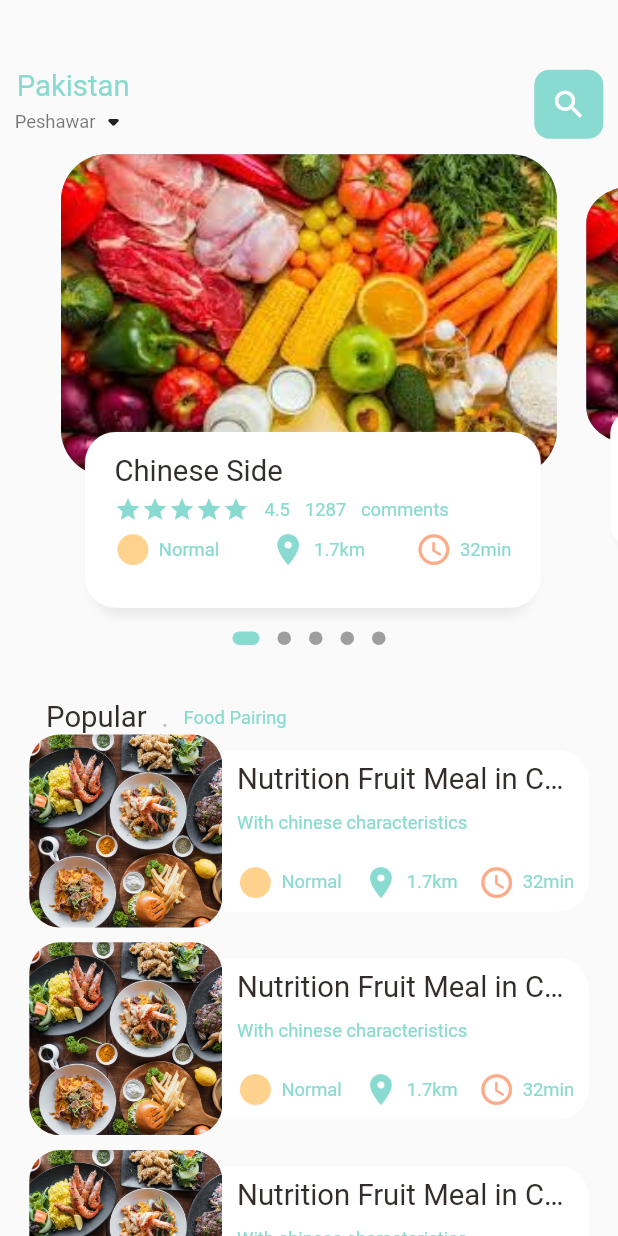
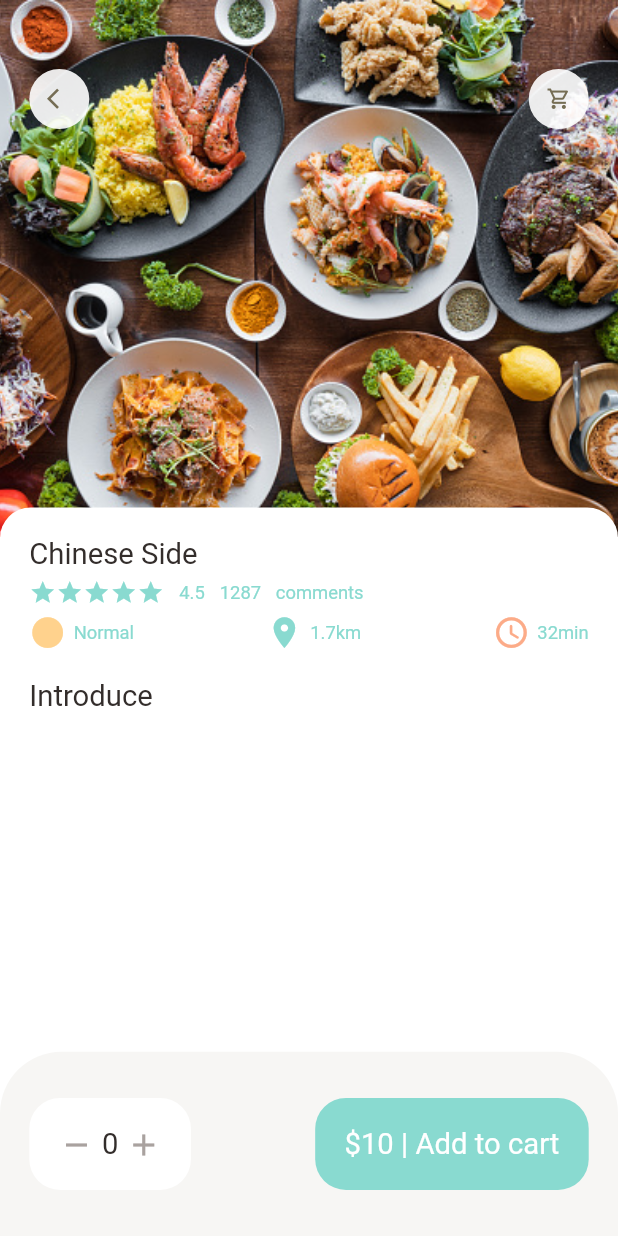
Before and after one commit to hariskhan235/food_deliver_app_flutter, a Flutter app: the screen it shows after launch, on a phone screen of 412 x 824 dp. Run offline on Flutter 3.47's test engine with Material 2 defaults, Android fonts, the phone set to English and light mode, and no system bars; drawn by our look-alikes of dots_indicator; our stand-ins replace get.

Commit message:
food details page added

```diff
--- a/lib/main.dart
+++ b/lib/main.dart
@@ -1,4 +1,5 @@
 
+import 'package:ecommerce_flutter/screens/home/food_details_page.dart';
 import 'package:ecommerce_flutter/screens/home/main_food_page.dart';
 import 'package:flutter/material.dart';
 import 'package:get/get.dart';
@@ -21,7 +22,7 @@ class MyApp extends StatelessWidget {
       theme: ThemeData(
         primarySwatch: Colors.blue,
       ),
-      home: const MainFoodPage(),
+      home: const FoodDetailsPage(),
     );
   }
 }
--- /dev/null
+++ b/lib/screens/home/food_details_page.dart
@@ -0,0 +1,143 @@
+import 'package:ecommerce_flutter/utils/colors.dart';
+import 'package:ecommerce_flutter/utils/dimenstion.dart';
+import 'package:ecommerce_flutter/widgets/app_column.dart';
+import 'package:ecommerce_flutter/widgets/big_text.dart';
+import 'package:ecommerce_flutter/widgets/icon.dart';
+import 'package:flutter/material.dart';
+
+class FoodDetailsPage extends StatelessWidget {
+  const FoodDetailsPage({Key? key}) : super(key: key);
+
+  @override
+  Widget build(BuildContext context) {
+    return Scaffold(
+      backgroundColor: Colors.white,
+      body: Stack(
+        children: [
+          Positioned(
+            left: 0,
+            right: 0,
+            child: Container(
+              width: double.maxFinite,
+              height: Dimensions.popularFoodImgSize,
+              decoration: const BoxDecoration(
+                image: DecorationImage(
+                  fit: BoxFit.cover,
+                  image: AssetImage(
+                    'assets/images/food_1.jpg',
+                  ),
+                ),
+              ),
+            ),
+          ),
+          Positioned(
+            top: Dimensions.height45,
+            left: Dimensions.width20,
+            right: Dimensions.width20,
+            child: Row(
+              mainAxisAlignment: MainAxisAlignment.spaceBetween,
+              children: const [
+                AppIcon(iconData: Icons.arrow_back_ios),
+                AppIcon(iconData: Icons.shopping_cart_outlined)
+              ],
+            ),
+          ),
+          Positioned(
+            left: 0,
+            right: 0,
+            bottom: 0,
+            top: Dimensions.popularFoodImgSize - 20,
+            child: Container(
+              padding: EdgeInsets.only(
+                  left: Dimensions.width20,
+                  right: Dimensions.width20,
+                  top: Dimensions.height20),
+              decoration: BoxDecoration(
+                  borderRadius: BorderRadius.only(
+                    topLeft: Radius.circular(Dimensions.radius20),
+                    topRight: Radius.circular(Dimensions.radius20),
+                  ),
+                  color: Colors.white),
+              child: Column(
+                crossAxisAlignment: CrossAxisAlignment.start,
+                children: [
+                  const AppColumn(
+                    text: "Chinese Side",
+                  ),
+                  SizedBox(
+                    height: Dimensions.height20,
+                  ),
+                  BigText(text: 'Introduce')
+                ],
+              ),
+            ),
+          ),
+        ],
+      ),
+      bottomNavigationBar: Container(
+        height: Dimensions.bottomNavHeight,
+        padding: EdgeInsets.only(
+            top: Dimensions.height30,
+            bottom: Dimensions.height30,
+            left: Dimensions.width20,
+            right: Dimensions.width20),
+        decoration: BoxDecoration(
+          color: AppColors.buttonBackgroundColor,
+          borderRadius: BorderRadius.only(
+            topLeft: Radius.circular(Dimensions.radius20 * 2),
+            topRight: Radius.circular(Dimensions.radius20 * 2),
+          ),
+        ),
+        child: Row(
+          mainAxisAlignment: MainAxisAlignment.spaceBetween,
+          children: [
+            Container(
+              padding: EdgeInsets.only(
+                  top: Dimensions.height20,
+                  bottom: Dimensions.height20,
+                  left: Dimensions.width20,
+                  right: Dimensions.width20),
+              decoration: BoxDecoration(
+                color: Colors.white,
+                borderRadius: BorderRadius.circular(Dimensions.radius20),
+              ),
+              child: Row(
+                children: [
+                  Icon(
+                    Icons.remove,
+                    color: AppColors.signColor,
+                  ),
+                  SizedBox(
+                    width: Dimensions.width10 / 2,
+                  ),
+                  BigText(text: '0'),
+                  SizedBox(
+                    width: Dimensions.width10 / 2,
+                  ),
+                  Icon(
+                    Icons.add,
+                    color: AppColors.signColor,
+                  ),
+                ],
+              ),
+            ),
+            Container(
+              padding: EdgeInsets.only(
+                  top: Dimensions.height20,
+                  bottom: Dimensions.height20,
+                  left: Dimensions.width20,
+                  right: Dimensions.width20),
+              decoration: BoxDecoration(
+                  borderRadius: BorderRadius.circular(Dimensions.radius20),
+                  color: AppColors.mainColor),
+              child: BigText(
+                text: '\$10 | Add to cart',
+                color: Colors.white,
+              ),
+            )
+          ],
+        ),
+      ),
+    );
+  }
+}
--- a/lib/screens/home/food_page_body.dart
+++ b/lib/screens/home/food_page_body.dart
@@ -1,11 +1,11 @@
 import 'package:dots_indicator/dots_indicator.dart';
 import 'package:ecommerce_flutter/utils/colors.dart';
 import 'package:ecommerce_flutter/utils/dimenstion.dart';
+import 'package:ecommerce_flutter/widgets/app_column.dart';
 import 'package:ecommerce_flutter/widgets/big_text.dart';
 import 'package:ecommerce_flutter/widgets/icon_and_text_widget.dart';
 import 'package:ecommerce_flutter/widgets/small_text.dart';
 import 'package:flutter/material.dart';
-
 
 class PageFoodBody extends StatefulWidget {
   const PageFoodBody({Key? key}) : super(key: key);
@@ -93,10 +93,9 @@ class _PageFoodBodyState extends State<PageFoodBody> {
             itemBuilder: (context, index) {
               return Container(
                 margin: EdgeInsets.only(
-                  left: Dimensions.width20,
-                  right: Dimensions.width20,
-                  bottom: Dimensions.height10
-                ),
+                    left: Dimensions.width20,
+                    right: Dimensions.width20,
+                    bottom: Dimensions.height10),
                 child: Row(
                   children: [
                     Container(
@@ -122,7 +121,9 @@ class _PageFoodBodyState extends State<PageFoodBody> {
                             bottomRight: Radius.circular(Dimensions.radius20),
                           ),
                         ),
-                        padding: EdgeInsets.only(left: Dimensions.width10,right: Dimensions.width10),
+                        padding: EdgeInsets.only(
+                            left: Dimensions.width10,
+                            right: Dimensions.width10),
                         child: Column(
                           crossAxisAlignment: CrossAxisAlignment.start,
                           mainAxisAlignment: MainAxisAlignment.center,
@@ -239,62 +240,8 @@ class _PageFoodBodyState extends State<PageFoodBody> {
                     top: Dimensions.height15,
                     left: Dimensions.width15,
                     right: Dimensions.width15),
-                child: Column(
-                  crossAxisAlignment: CrossAxisAlignment.start,
-                  children: [
-                    BigText(text: 'Chinese Side'),
-                    const SizedBox(
-                      height: 5,
-                    ),
-                    Row(
-                      children: [
-                        Wrap(
-                          children: List.generate(
-                            5,
-                            (index) {
-                              return Icon(
-                                Icons.star,
-                                color: AppColors.mainColor,
-                                size: 18,
-                              );
-                            },
-                          ),
-                        ),
-                        const SizedBox(
-                          width: 10,
-                        ),
-                        SmallText(text: '4.5'),
-                        const SizedBox(
-                          width: 10,
-                        ),
-                        SmallText(text: '1287'),
-                        SizedBox(
-                          width: Dimensions.height10,
-                        ),
-                        SmallText(text: 'comments')
-                      ],
-                    ),
-                    SizedBox(
-                      height: Dimensions.height5,
-                    ),
-                    Row(
-                      mainAxisAlignment: MainAxisAlignment.spaceBetween,
-                      children: [
-                        IconAndTextWidget(
-                            icon: Icons.circle_sharp,
-                            text: 'Normal',
-                            iconColor: AppColors.iconColor1),
-                        IconAndTextWidget(
-                            icon: Icons.location_on,
-                            text: '1.7km',
-                            iconColor: AppColors.mainColor),
-                        IconAndTextWidget(
-                            icon: Icons.access_time_rounded,
-                            text: '32min',
-                            iconColor: AppColors.iconColor2),
-                      ],
-                    ),
-                  ],
+                child: const AppColumn(
+                  text: "Chinese Side",
                 ),
               ),
             ),
--- a/lib/utils/dimenstion.dart
+++ b/lib/utils/dimenstion.dart
@@ -32,6 +32,7 @@ class Dimensions {
 
   static double font20 = screenHeight / 42.2;
   static double font12 = screenHeight / 67.1;
+  static double font26 = screenHeight/30.98;
 
   static double radius20 = screenHeight / 40.2;
   static double radius30 = screenHeight / 26.8;
@@ -41,9 +42,18 @@ class Dimensions {
   // sizes
 
   static double iconSize24 = screenHeight/33.55;
+  static double iconSize16 = screenHeight/50.33;
 
   // listView size
   static double listViewImageSize = screenWidth/3.2;
   static double listViewTextSize = screenWidth/3.84;
 
+  // details_image_sizes
+
+  static double popularFoodImgSize = screenHeight/2.30;
+
+  // bottomNavHeight
+
+  static double bottomNavHeight = screenHeight / 6.71;
+
 }
--- /dev/null
+++ b/lib/widgets/app_column.dart
@@ -0,0 +1,72 @@
+import 'package:ecommerce_flutter/utils/colors.dart';
+import 'package:ecommerce_flutter/utils/dimenstion.dart';
+import 'package:ecommerce_flutter/widgets/big_text.dart';
+import 'package:ecommerce_flutter/widgets/icon_and_text_widget.dart';
+import 'package:ecommerce_flutter/widgets/small_text.dart';
+import 'package:flutter/material.dart';
+
+class AppColumn extends StatelessWidget {
+  final String text;
+  const AppColumn({Key? key,required this.text}) : super(key: key);
+
+  @override
+  Widget build(BuildContext context) {
+    return Column(
+      crossAxisAlignment: CrossAxisAlignment.start,
+      children: [
+        BigText(text: text,size: Dimensions.font26,),
+        const SizedBox(
+          height: 5,
+        ),
+        Row(
+          children: [
+            Wrap(
+              children: List.generate(
+                5,
+                (index) {
+                  return Icon(
+                    Icons.star,
+                    color: AppColors.mainColor,
+                    size: 18,
+                  );
+                },
+              ),
+            ),
+            const SizedBox(
+              width: 10,
+            ),
+            SmallText(text: '4.5'),
+            const SizedBox(
+              width: 10,
+            ),
+            SmallText(text: '1287'),
+            SizedBox(
+              width: Dimensions.height10,
+            ),
+            SmallText(text: 'comments')
+          ],
+        ),
+        SizedBox(
+          height: Dimensions.height5,
+        ),
+        Row(
+          mainAxisAlignment: MainAxisAlignment.spaceBetween,
+          children: [
+            IconAndTextWidget(
+                icon: Icons.circle_sharp,
+                text: 'Normal',
+                iconColor: AppColors.iconColor1),
+            IconAndTextWidget(
+                icon: Icons.location_on,
+                text: '1.7km',
+                iconColor: AppColors.mainColor),
+            IconAndTextWidget(
+                icon: Icons.access_time_rounded,
+                text: '32min',
+                iconColor: AppColors.iconColor2),
+          ],
+        ),
+      ],
+    );
+  }
+}
--- /dev/null
+++ b/lib/widgets/icon.dart
@@ -0,0 +1,34 @@
+import 'package:ecommerce_flutter/utils/dimenstion.dart';
+import 'package:flutter/material.dart';
+
+class AppIcon extends StatelessWidget {
+  final IconData iconData;
+  final Color backgroundColor;
+  final Color iconColor;
+  final double size;
+
+  const AppIcon(
+      {Key? key,
+      required this.iconData,
+      this.backgroundColor = const Color(0x0fffc4e4),
+      this.iconColor = const Color(0xff756d54),
+      this.size = 40})
+      : super(key: key);
+
+  @override
+  Widget build(BuildContext context) {
+    return Container(
+      width: size,
+      height: size,
+      decoration: BoxDecoration(
+        borderRadius: BorderRadius.circular(size / 2),
+        color: Colors.white.withOpacity(0.9),
+      ),
+      child: Icon(
+        iconData,
+        color: iconColor,
+        size: Dimensions.iconSize16,
+      ),
+    );
+  }
+}
```
Also changed, not shown: lib/widgets/expandable_text_widget.dart (added).
